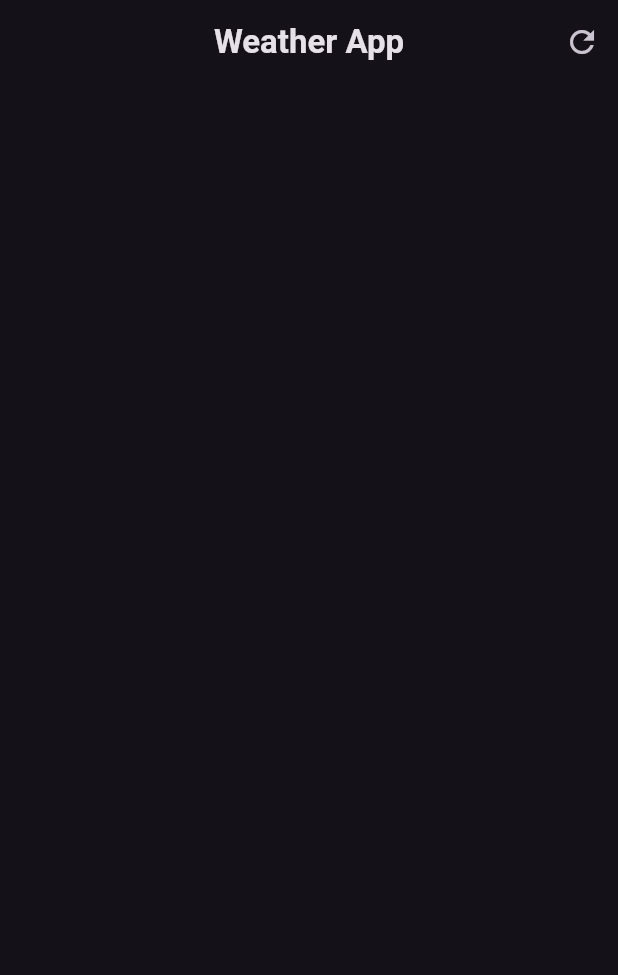
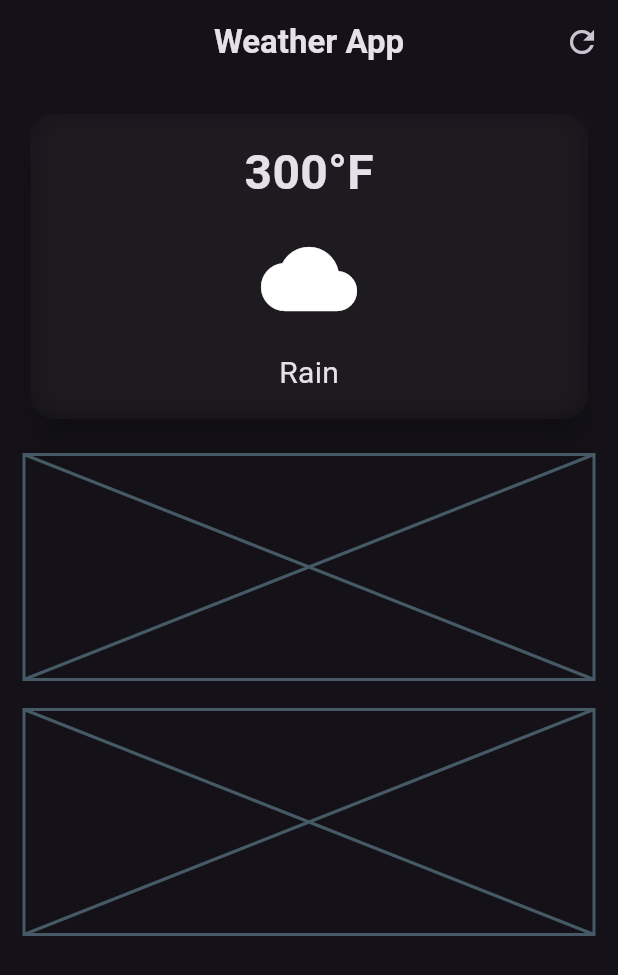
Before and after one commit to VishalKumar-007/Weather-App, a Flutter app: the screen it shows after launch, on a phone screen of 412 x 824 dp. Shown: the top 975 px of the screen. Run offline on Flutter 3.47's test engine with Material 3 defaults, Android fonts, the phone set to English and light mode, and no system bars.

Commit message:
main card UI completed (first section of app)

```diff
--- a/lib/weather_screen.dart
+++ b/lib/weather_screen.dart
@@ -1,3 +1,4 @@
+import 'dart:ui';
 import 'package:flutter/material.dart';
 
 class WeatherScreen extends StatelessWidget {
@@ -21,6 +22,66 @@ class WeatherScreen extends StatelessWidget {
           ),
         ],
       ),
+      body: Padding(
+        padding: const EdgeInsets.all(16),
+        child: Column(
+          children: [
+            // main card
+            SizedBox(
+              width: double.infinity,
+              child: Card(
+                elevation: 10,
+                shape: RoundedRectangleBorder(
+                  borderRadius: BorderRadius.circular(16),
+                ),
+                child: ClipRRect(
+                  borderRadius: BorderRadius.circular(16),
+                  child: BackdropFilter(
+                    filter: ImageFilter.blur(
+                      sigmaX: 10,
+                      sigmaY: 10,
+                    ),
+                    child: const Padding(
+                      padding: EdgeInsets.all(16),
+                      child: Column(
+                        children: [
+                          Text(
+                            '300°F',
+                            style: TextStyle(
+                              fontSize: 32,
+                              fontWeight: FontWeight.bold,
+                            ),
+                          ),
+                          SizedBox(height: 16),
+                          Icon(
+                            Icons.cloud,
+                            size: 64,
+                          ),
+                          SizedBox(height: 16),
+                          Text(
+                            'Rain',
+                            style: TextStyle(fontSize: 20),
+                          ),
+                        ],
+                      ),
+                    ),
+                  ),
+                ),
+              ),
+            ),
+            const SizedBox(height: 20),
+            // weather forecast section
+            const Placeholder(
+              fallbackHeight: 150,
+            ),
+            const SizedBox(height: 20),
+            // additional info section
+            const Placeholder(
+              fallbackHeight: 150,
+            ),
+          ],
+        ),
+      ),
     );
   }
 }
```
